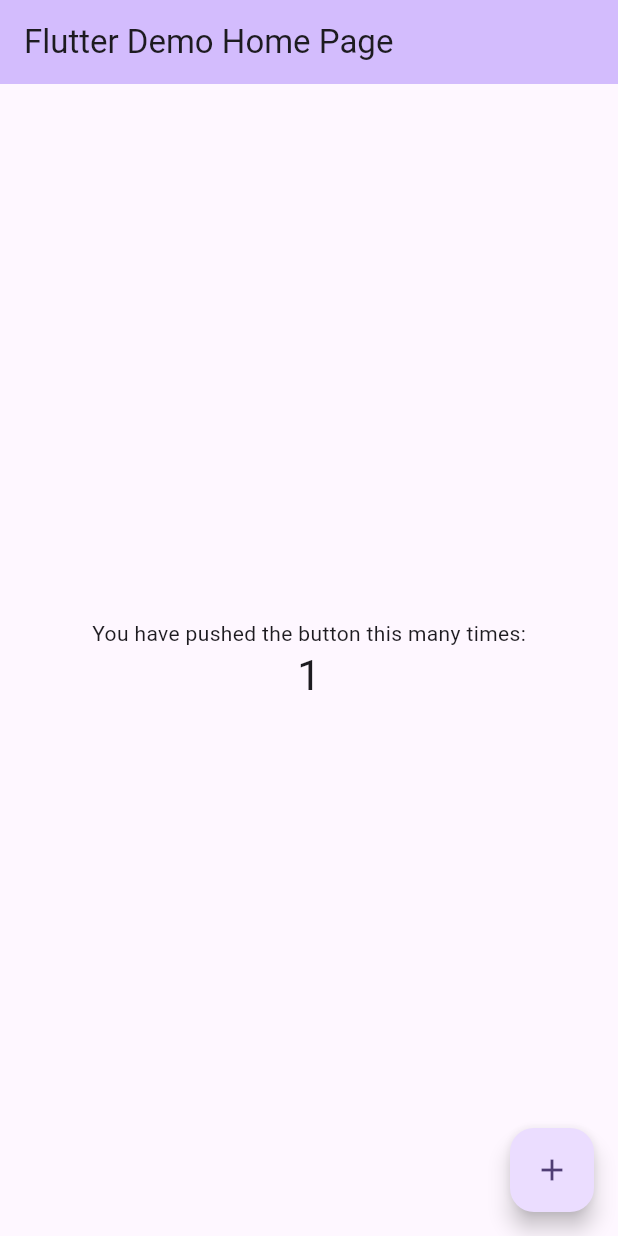
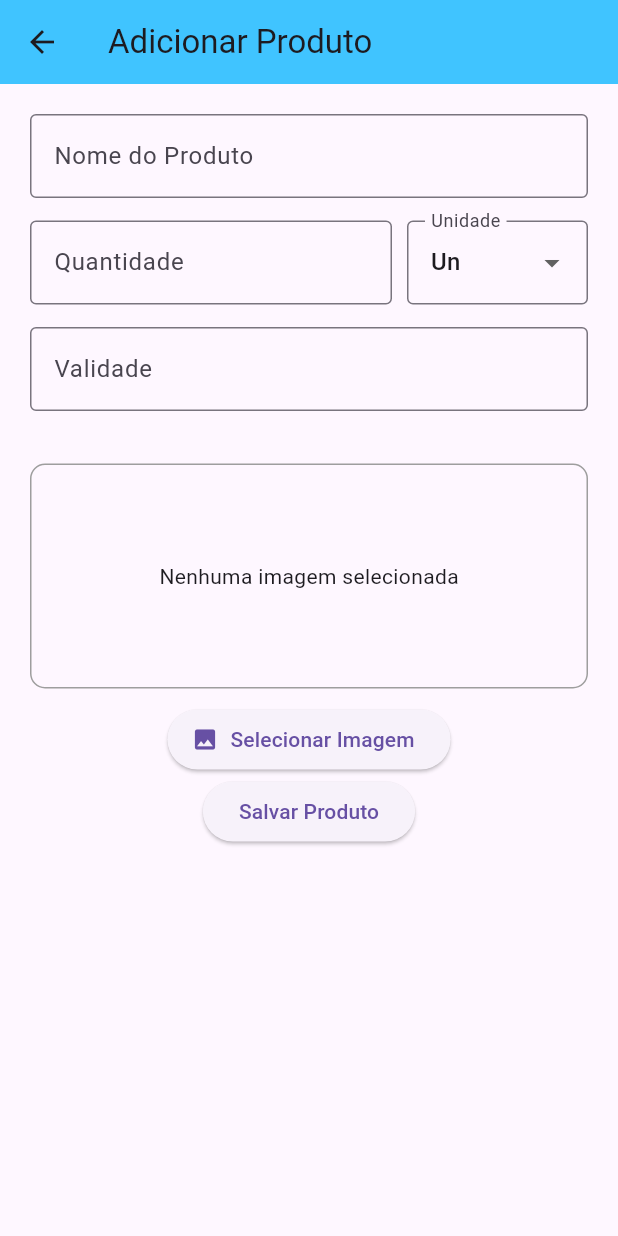
Before and after one commit to Jeffersonadao/estoque_novo, a Flutter app: the screen it shows after launch, after a tap on the "add" icon, on a phone screen of 412 x 824 dp. Run offline on Flutter 3.47's test engine with Material 3 defaults, Android fonts, the phone set to English and light mode, and no system bars; our stand-ins replace brasil_fields, firebase_core, get, image_picker; accounts and stored records are empty; network calls fail.

Commit message:
criado a home, formulario e widgets dessas paginas

```diff
--- /dev/null
+++ b/lib/features/estoque/presentation/pages/add_edit_produto.dart
@@ -0,0 +1,196 @@
+import 'dart:io';
+
+import 'package:brasil_fields/brasil_fields.dart';
+import 'package:flutter/material.dart';
+import 'package:flutter/services.dart';
+import 'package:image_picker/image_picker.dart';
+import 'package:intl/intl.dart';
+
+class AddEditProduto extends StatefulWidget {
+  const AddEditProduto({super.key});
+
+  @override
+  State<AddEditProduto> createState() => _AddEditProdutoState();
+}
+
+class _AddEditProdutoState extends State<AddEditProduto> {
+  final TextEditingController nomeController = TextEditingController();
+  final TextEditingController quantidadeController = TextEditingController();
+  final TextEditingController validadeController = TextEditingController();
+  String unidadeSelecionada = 'un';
+
+  File? imagemSelecionada;
+
+  Future<void> _pickImage() async {
+    final ImagePicker picker = ImagePicker();
+    final XFile? pickedFile = await picker.pickImage(
+      source: ImageSource.gallery,
+    ); // ou .camera
+    if (pickedFile != null) {
+      setState(() {
+        imagemSelecionada = File(pickedFile.path);
+      });
+    }
+  }
+
+  String? imagemPath;
+  @override
+  Widget build(BuildContext context) {
+    return Scaffold(
+      appBar: AppBar(title: Text('Adicionar Produto')),
+      body: SingleChildScrollView(
+        child: SafeArea(
+          child: Padding(
+            padding: const EdgeInsets.symmetric(horizontal: 20, vertical: 20),
+            child: Column(
+              children: [
+                TextFormField(
+                  controller: nomeController,
+                  decoration: InputDecoration(
+                    labelText: 'Nome do Produto',
+                    hintText: 'Digite o nome do Produto',
+                    border: OutlineInputBorder(),
+                  ),
+                  validator: (value) {
+                    if (value == null || value.isEmpty) {
+                      return "Por favor, insira o nome do produto";
+                    }
+                    return null;
+                  },
+                ),
+
+                SizedBox(height: 15),
+
+                Row(
+                  children: [
+                    // Campo numérico
+                    Expanded(
+                      flex: 2,
+                      child: TextFormField(
+                        controller: quantidadeController,
+                        decoration: const InputDecoration(
+                          labelText: 'Quantidade',
+                          hintText: 'Digite a quantidade',
+                          border: OutlineInputBorder(),
+                        ),
+                        keyboardType: const TextInputType.numberWithOptions(),
+                      ),
+                    ),
+                    const SizedBox(width: 10),
+
+                    // Dropdown de unidade
+                    Expanded(
+                      flex: 1,
+                      child: DropdownButtonFormField<String>(
+                        decoration: const InputDecoration(
+                          labelText: 'Unidade',
+                          border: OutlineInputBorder(),
+                        ),
+                        value: 'un', // valor inicial
+                        items: const [
+                          DropdownMenuItem(value: 'un', child: Text('Un')),
+                          DropdownMenuItem(value: 'kg', child: Text('Kg')),
+                          DropdownMenuItem(value: 'g', child: Text('g')),
+                          DropdownMenuItem(value: 'L', child: Text('L')),
+                          DropdownMenuItem(value: 'ml', child: Text('ml')),
+                        ],
+                        onChanged: (value) {
+                          setState(() {
+                            // Aqui você pode salvar a unidade escolhida em uma variável
+                            unidadeSelecionada = value!;
+                          });
+                        },
+                      ),
+                    ),
+                  ],
+                ),
+
+                SizedBox(height: 15),
+
+                TextFormField(
+                  controller: validadeController,
+                  decoration: InputDecoration(
+                    labelText: 'Validade',
+                    hintText: 'dd/mm/aaaa',
+                    border: OutlineInputBorder(),
+                  ),
+                  keyboardType: TextInputType.number,
+                  inputFormatters: [
+                    FilteringTextInputFormatter.digitsOnly,
+                    DataInputFormatter(),
+                  ],
+                  validator: (value) {
+                    if (value == null || value.isEmpty) {
+                      return 'Insira a data de validade';
+                    }
+
+                    try {
+                      final date = DateFormat('dd/MM/yyyy').parseStrict(value);
+                      final hoje = DateTime.now();
+
+                      if (date.isBefore(hoje)) {
+                        return 'A validade deve ser futura';
+                      }
+                    } catch (e) {
+                      return 'Data inválida';
+                    }
+
+                    return null;
+                  },
+                ),
+
+                SizedBox(height: 35),
+
+                Column(
+                  children: [
+                    // Preview da imagem
+                    if (imagemSelecionada != null)
+                      ClipRRect(
+                        borderRadius: BorderRadius.circular(10),
+                        child: Image.file(
+                          imagemSelecionada!,
+                          height: 150,
+                          width: double.infinity,
+                          fit: BoxFit.cover,
+                        ),
+                      )
+                    else
+                      Container(
+                        height: 150,
+                        width: double.infinity,
+                        decoration: BoxDecoration(
+                          border: Border.all(color: Colors.grey),
+                          borderRadius: BorderRadius.circular(10),
+                        ),
+                        child: const Center(
+                          child: Text("Nenhuma imagem selecionada"),
+                        ),
+                      ),
+                    const SizedBox(height: 10),
+
+                    // Botão escolher imagem
+                    ElevatedButton.icon(
+                      onPressed: _pickImage,
+                      icon: const Icon(Icons.image),
+                      label: const Text("Selecionar Imagem"),
+                    ),
+                  ],
+                ),
+
+                ElevatedButton(
+                  onPressed: () {
+                    // Aqui depois vamos salvar no Firestore
+                    debugPrint("Nome: ${nomeController.text}");
+                    debugPrint("Qtd: ${quantidadeController.text}");
+                    debugPrint("Validade: ${validadeController.text}");
+                  },
+                  child: const Text("Salvar Produto"),
+                ),
+              ],
+            ),
+          ),
+        ),
+      ),
+    );
+  }
+}
--- /dev/null
+++ b/lib/features/estoque/presentation/pages/home_page.dart
@@ -0,0 +1,34 @@
+import 'package:estoque_novo/features/estoque/presentation/pages/add_edit_produto.dart';
+import 'package:estoque_novo/features/estoque/presentation/widgets/barra_navegacao.dart';
+import 'package:estoque_novo/features/estoque/presentation/widgets/card_produto.dart';
+import 'package:flutter/material.dart';
+import 'package:get/get.dart';
+
+class HomePage extends StatefulWidget {
+  const HomePage({super.key});
+
+  @override
+  State<HomePage> createState() => _HomePageState();
+}
+
+class _HomePageState extends State<HomePage> {
+  @override
+  Widget build(BuildContext context) {
+    return SafeArea(
+      child: Scaffold(
+        appBar: AppBar(title: Text('Meu Estoque')),
+        body: ListView(children: [CardProduto()]),
+        floatingActionButton: FloatingActionButton(
+          onPressed: () {
+            Get.to(AddEditProduto());
+          },
+          shape: const CircleBorder(),
+          backgroundColor: Colors.blue,
+          child: const Icon(Icons.add),
+        ),
+        floatingActionButtonLocation: FloatingActionButtonLocation.centerDocked,
+        bottomNavigationBar: BottomNavigation(),
+      ),
+    );
+  }
+}
--- /dev/null
+++ b/lib/features/estoque/presentation/widgets/barra_navegacao.dart
@@ -0,0 +1,46 @@
+import 'package:flutter/material.dart';
+
+class BottomNavigation extends StatefulWidget {
+  const BottomNavigation({super.key});
+
+  @override
+  State<BottomNavigation> createState() => _BottomNavigationState();
+}
+
+class _BottomNavigationState extends State<BottomNavigation> {
+  @override
+  Widget build(BuildContext context) {
+    return BottomAppBar(
+      height: 70,
+      shape: const CircularNotchedRectangle(),
+      notchMargin: 4.0,
+      child: Padding(
+        padding: const EdgeInsets.symmetric(horizontal: 25),
+        child: Row(
+          mainAxisAlignment: MainAxisAlignment.spaceBetween,
+          children: [
+            InkWell(
+              onTap: () {},
+              child: Column(
+                children: [
+                  Icon(color: Colors.blue, Icons.inventory_2_outlined),
+                  Text("Categorias", style: TextStyle(fontSize: 12)),
+                ],
+              ),
+            ),
+
+            InkWell(
+              onTap: () {},
+              child: Column(
+                children: [
+                  Icon(color: Colors.blue, Icons.shopping_cart_outlined),
+                  Text("Lista de Compras", style: TextStyle(fontSize: 12)),
+                ],
+              ),
+            ),
+          ],
+        ),
+      ),
+    );
+  }
+}
--- /dev/null
+++ b/lib/features/estoque/presentation/widgets/card_produto.dart
@@ -0,0 +1,62 @@
+import 'package:estoque_novo/features/estoque/presentation/widgets/image_card_widget.dart';
+import 'package:flutter/material.dart';
+
+class CardProduto extends StatelessWidget {
+  const CardProduto({super.key});
+
+  @override
+  Widget build(BuildContext context) {
+    return Card(
+      child: Row(
+        crossAxisAlignment: CrossAxisAlignment.start,
+        children: [
+          Padding(
+            padding: const EdgeInsets.all(12.0),
+            child: ImageCardWidget(),
+          ),
+
+          // SizedBox(width: 10),
+          Expanded(
+            child: Padding(
+              padding: const EdgeInsets.symmetric(horizontal: 10, vertical: 8),
+              child: Column(
+                crossAxisAlignment: CrossAxisAlignment.start,
+                children: [
+                  Text(
+                    "Nome do Produto",
+                    style: TextStyle(fontWeight: FontWeight.bold, fontSize: 18),
+                  ),
+                  Text("Quantidade: 2Kg"),
+                  Text("Validade: 25/10/2025"),
+
+                  SizedBox(height: 5),
+
+                  Row(
+                    mainAxisAlignment: MainAxisAlignment.end,
+                    children: [
+                      IconButton(
+                        onPressed: () {},
+                        icon: Icon(Icons.edit_outlined, color: Colors.green),
+                      ),
+                      IconButton(
+                        onPressed: () {},
+                        icon: Icon(
+                          Icons.add_shopping_cart_outlined,
+                          color: Colors.blue,
+                        ),
+                      ),
+                      IconButton(
+                        onPressed: () {},
+                        icon: Icon(Icons.delete_outline, color: Colors.red),
+                      ),
+                    ],
+                  ),
+                ],
+              ),
+            ),
+          ),
+        ],
+      ),
+    );
+  }
+}
--- /dev/null
+++ b/lib/features/estoque/presentation/widgets/image_card_widget.dart
@@ -0,0 +1,27 @@
+import 'package:flutter/material.dart';
+
+class ImageCardWidget extends StatefulWidget {
+  const ImageCardWidget({super.key});
+
+  @override
+  State<ImageCardWidget> createState() => _ImageCardWidgetState();
+}
+
+class _ImageCardWidgetState extends State<ImageCardWidget> {
+  @override
+  Widget build(BuildContext context) {
+    return Container(
+      height: 110,
+      width: 100,
+      decoration: BoxDecoration(
+        color: Color.fromRGBO(200, 200, 200, 0.50),
+
+        borderRadius: BorderRadius.circular(8),
+      ),
+      child: Image.network(
+        "https://cdn.awsli.com.br/600x1000/618/618763/produto/3043229703ef0414bc.jpg",
+        width: 85,
+      ),
+    );
+  }
+}
--- a/lib/main.dart
+++ b/lib/main.dart
@@ -1,122 +1,27 @@
+import 'package:estoque_novo/features/estoque/presentation/pages/home_page.dart';
 import 'package:flutter/material.dart';
+import 'package:firebase_core/firebase_core.dart';
+import 'package:get/get.dart';
 
-void main() {
+void main() async {
+  //  WidgetsFlutterBinding.ensureInitialized();
+  //  await Firebase.initializeApp(options: DefaultFirebaseOptions.currentPlatform);
   runApp(const MyApp());
 }
 
 class MyApp extends StatelessWidget {
   const MyApp({super.key});
 
-  // This widget is the root of your application.
   @override
   Widget build(BuildContext context) {
-    return MaterialApp(
-      title: 'Flutter Demo',
+    return GetMaterialApp(
+      title: 'Meu Estoque App',
+      debugShowCheckedModeBanner: false,
       theme: ThemeData(
-        // This is the theme of your application.
-        //
-        // TRY THIS: Try running your application with "flutter run". You'll see
-        // the application has a purple toolbar. Then, without quitting the app,
-        // try changing the seedColor in the colorScheme below to Colors.green
-        // and then invoke "hot reload" (save your changes or press the "hot
-        // reload" button in a Flutter-supported IDE, or press "r" if you used
-        // the command line to start the app).
-        //
-        // Notice that the counter didn't reset back to zero; the application
-        // state is not lost during the reload. To reset the state, use hot
-        // restart instead.
-        //
-        // This works for code too, not just values: Most code changes can be
-        // tested with just a hot reload.
-        colorScheme: ColorScheme.fromSeed(seedColor: Colors.deepPurple),
+        primarySwatch: Colors.blue,
+        appBarTheme: AppBarTheme(color: Colors.lightBlueAccent),
       ),
-      home: const MyHomePage(title: 'Flutter Demo Home Page'),
+      home: HomePage(),
     );
   }
 }
-
-class MyHomePage extends StatefulWidget {
-  const MyHomePage({super.key, required this.title});
-
-  // This widget is the home page of your application. It is stateful, meaning
-  // that it has a State object (defined below) that contains fields that affect
-  // how it looks.
-
-  // This class is the configuration for the state. It holds the values (in this
-  // case the title) provided by the parent (in this case the App widget) and
-  // used by the build method of the State. Fields in a Widget subclass are
-  // always marked "final".
-
-  final String title;
-
-  @override
-  State<MyHomePage> createState() => _MyHomePageState();
-}
-
-class _MyHomePageState extends State<MyHomePage> {
-  int _counter = 0;
-
-  void _incrementCounter() {
-    setState(() {
-      // This call to setState tells the Flutter framework that something has
-      // changed in this State, which causes it to rerun the build method below
-      // so that the display can reflect the updated values. If we changed
-      // _counter without calling setState(), then the build method would not be
-      // called again, and so nothing would appear to happen.
-      _counter++;
-    });
-  }
-
-  @override
-  Widget build(BuildContext context) {
-    // This method is rerun every time setState is called, for instance as done
-    // by the _incrementCounter method above.
-    //
-    // The Flutter framework has been optimized to make rerunning build methods
-    // fast, so that you can just rebuild anything that needs updating rather
-    // than having to individually change instances of widgets.
-    return Scaffold(
-      appBar: AppBar(
-        // TRY THIS: Try changing the color here to a specific color (to
-        // Colors.amber, perhaps?) and trigger a hot reload to see the AppBar
-        // change color while the other colors stay the same.
-        backgroundColor: Theme.of(context).colorScheme.inversePrimary,
-        // Here we take the value from the MyHomePage object that was created by
-        // the App.build method, and use it to set our appbar title.
-        title: Text(widget.title),
-      ),
-      body: Center(
-        // Center is a layout widget. It takes a single child and positions it
-        // in the middle of the parent.
-        child: Column(
-          // Column is also a layout widget. It takes a list of children and
-          // arranges them vertically. By default, it sizes itself to fit its
-          // children horizontally, and tries to be as tall as its parent.
-          //
-          // Column has various properties to control how it sizes itself and
-          // how it positions its children. Here we use mainAxisAlignment to
-          // center the children vertically; the main axis here is the vertical
-          // axis because Columns are vertical (the cross axis would be
-          // horizontal).
-          //
-          // TRY THIS: Invoke "debug painting" (choose the "Toggle Debug Paint"
-          // action in the IDE, or press "p" in the console), to see the
-          // wireframe for each widget.
-          mainAxisAlignment: MainAxisAlignment.center,
-          children: <Widget>[
-            const Text('You have pushed the button this many times:'),
-            Text(
-              '$_counter',
-              style: Theme.of(context).textTheme.headlineMedium,
-            ),
-          ],
-        ),
-      ),
-      floatingActionButton: FloatingActionButton(
-        onPressed: _incrementCounter,
-        tooltip: 'Increment',
-        child: const Icon(Icons.add),
-      ), // This trailing comma makes auto-formatting nicer for build methods.
-    );
-  }
-}
```
Also changed, not shown: pubspec.yaml (+7 -0 lines), lib/features/estoque/data/repositories/produto_repository_impl.dart (added), pubspec.lock, 6 other files.
